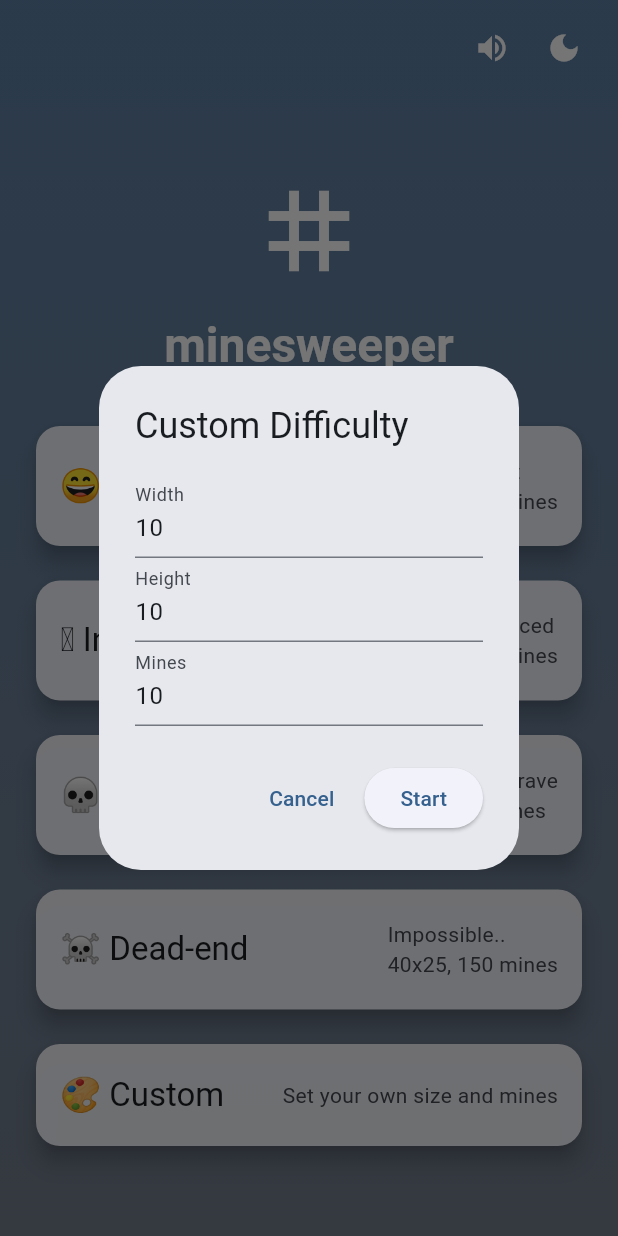
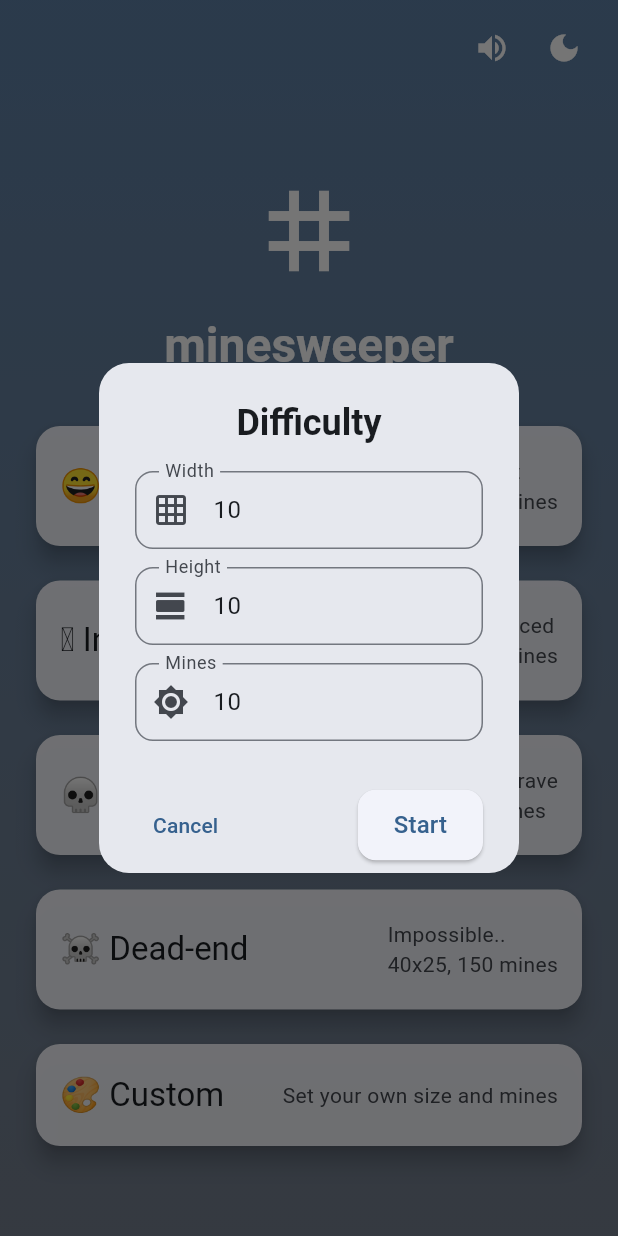
Before and after one commit to Wratheus/MineSweeper-Flutter, a Flutter app: the screen it shows after launch, after a tap on "🎨 Custom", on a phone screen of 412 x 824 dp. Run offline on Flutter 3.47's test engine with Material 3 defaults, Android fonts, the phone set to English and light mode, and no system bars; our stand-ins replace audioplayers, confetti, shared_preferences; missing offline and left inert: window_size.

Commit message:
add custom diff

```diff
--- a/lib/main.dart
+++ b/lib/main.dart
@@ -11,7 +11,17 @@ void main() async {
     setWindowTitle('minesweeper');
     setWindowMinSize(const Size(300, 400));
     setWindowMaxSize(Size.infinite);
+    final screen = await getCurrentScreen();
+    if (screen == null) return;
+
+    const windowWidth = 600.0;
+    const windowHeight = 800.0;
+
+    final left = (screen.frame.width - windowWidth) / 2;
+    final top = (screen.frame.height - windowHeight) / 2;
+
+    setWindowFrame(Rect.fromLTWH(left, top, windowWidth, windowHeight));
+
+    runApp(const AppMain());
   }
-
-  runApp(const AppMain());
 }
--- a/lib/src/core/utils/sounds.dart
+++ b/lib/src/core/utils/sounds.dart
@@ -2,7 +2,7 @@ import 'dart:math';
 
 import 'package:audioplayers/audioplayers.dart';
 
-class SoundManager {
+class SoundUtils {
   bool soundOn = true;
 
   void playEffect(String assetPath) {
--- a/lib/src/feature/app/provider/provider.dart
+++ b/lib/src/feature/app/provider/provider.dart
@@ -3,7 +3,7 @@ import 'package:minesweeper/src/core/utils/sounds.dart';
 import 'package:shared_preferences/shared_preferences.dart';
 
 class AppProvider extends ChangeNotifier {
-  final SoundManager soundManager = SoundManager();
+  final SoundUtils soundManager = SoundUtils();
 
   bool _isDark = false;
   bool _soundOn = true;
--- /dev/null
+++ b/lib/src/feature/menu/widgets/card.dart
@@ -0,0 +1,50 @@
+import 'package:flutter/cupertino.dart';
+import 'package:flutter/material.dart';
+import 'package:minesweeper/src/core/models/difficulty.dart';
+
+class DifficultyCard extends StatelessWidget {
+  const DifficultyCard({
+    required this.difficulty,
+    required this.title,
+    required this.subtitle,
+    required this.onTap,
+    super.key,
+  });
+
+  final Difficulty? difficulty;
+  final String title;
+  final String subtitle;
+  final VoidCallback onTap;
+
+  @override
+  Widget build(BuildContext context) {
+    final theme = Theme.of(context);
+    final colorScheme = theme.colorScheme;
+
+    return GestureDetector(
+      onTap: onTap,
+      child: Card(
+        color: colorScheme.surface.withValues(alpha: 0.95),
+        shape: RoundedRectangleBorder(borderRadius: BorderRadius.circular(16)),
+        elevation: 6,
+        child: Padding(
+          padding: const EdgeInsets.symmetric(vertical: 20, horizontal: 16),
+          child: Row(
+            mainAxisAlignment: MainAxisAlignment.spaceBetween,
+            children: [
+              Text(title, style: theme.textTheme.titleLarge),
+              Flexible(
+                child: Text(
+                  subtitle,
+                  style: theme.textTheme.bodyMedium?.copyWith(
+                    color: colorScheme.onSurfaceVariant,
+                  ),
+                ),
+              ),
+            ],
+          ),
+        ),
+      ),
+    );
+  }
+}
--- /dev/null
+++ b/lib/src/feature/menu/widgets/custom_dialog.dart
@@ -0,0 +1,157 @@
+import 'package:flutter/material.dart';
+import 'package:minesweeper/src/core/models/difficulty.dart';
+
+class CustomDifficultyDialog extends StatefulWidget {
+  const CustomDifficultyDialog({required this.onStart, super.key});
+
+  final void Function(Difficulty difficulty) onStart;
+
+  @override
+  State<CustomDifficultyDialog> createState() => _CustomDifficultyDialogState();
+}
+
+class _CustomDifficultyDialogState extends State<CustomDifficultyDialog> {
+  late TextEditingController widthController;
+  late TextEditingController heightController;
+  late TextEditingController minesController;
+
+  String? errorText;
+
+  @override
+  void initState() {
+    super.initState();
+    widthController = TextEditingController(text: '10');
+    heightController = TextEditingController(text: '10');
+    minesController = TextEditingController(text: '10');
+  }
+
+  @override
+  void dispose() {
+    widthController.dispose();
+    heightController.dispose();
+    minesController.dispose();
+    super.dispose();
+  }
+
+  void _tryStartGame() {
+    final width = int.tryParse(widthController.text);
+    final height = int.tryParse(heightController.text);
+    final mines = int.tryParse(minesController.text);
+
+    setState(() {
+      errorText = null;
+    });
+
+    if (width == null || width <= 0) {
+      setState(() {
+        errorText = 'Width must be a positive number';
+      });
+      return;
+    }
+    if (height == null || height <= 0) {
+      setState(() {
+        errorText = 'Height must be a positive number';
+      });
+      return;
+    }
+    if (mines == null || mines <= 0) {
+      setState(() {
+        errorText = 'Mines must be a positive number';
+      });
+      return;
+    }
+    if (mines >= width * height) {
+      setState(() {
+        errorText = 'Mines must be less than width × height';
+      });
+      return;
+    }
+
+    widget.onStart(Difficulty.custom(width, height, mines));
+    Navigator.pop(context);
+  }
+
+  @override
+  Widget build(BuildContext context) {
+    final theme = Theme.of(context);
+    return AlertDialog(
+      shape: RoundedRectangleBorder(borderRadius: BorderRadius.circular(20)),
+      title: Center(
+        child: Text(
+          'Difficulty',
+          style: theme.textTheme.headlineSmall?.copyWith(
+            fontWeight: FontWeight.bold,
+          ),
+        ),
+      ),
+      content: SingleChildScrollView(
+        child: Column(
+          mainAxisSize: MainAxisSize.min,
+          children: [
+            _buildNumberField(
+              controller: widthController,
+              label: 'Width',
+              icon: Icons.grid_on,
+            ),
+            const SizedBox(height: 12),
+            _buildNumberField(
+              controller: heightController,
+              label: 'Height',
+              icon: Icons.view_day,
+            ),
+            const SizedBox(height: 12),
+            _buildNumberField(
+              controller: minesController,
+              label: 'Mines',
+              icon: Icons.brightness_high,
+            ),
+            if (errorText != null) ...[
+              const SizedBox(height: 12),
+              Text(
+                errorText!,
+                style: TextStyle(
+                  color: theme.colorScheme.error,
+                  fontWeight: FontWeight.w600,
+                ),
+                textAlign: TextAlign.center,
+              ),
+            ],
+          ],
+        ),
+      ),
+      actionsPadding: const EdgeInsets.symmetric(horizontal: 24, vertical: 8),
+      actionsAlignment: MainAxisAlignment.spaceBetween,
+      actions: [
+        TextButton(
+          onPressed: () => Navigator.pop(context),
+          child: const Text('Cancel'),
+        ),
+        ElevatedButton(
+          onPressed: _tryStartGame,
+          style: ElevatedButton.styleFrom(
+            shape: RoundedRectangleBorder(
+              borderRadius: BorderRadius.circular(12),
+            ),
+            padding: const EdgeInsets.symmetric(horizontal: 24, vertical: 12),
+          ),
+          child: const Text('Start', style: TextStyle(fontSize: 16)),
+        ),
+      ],
+    );
+  }
+
+  Widget _buildNumberField({
+    required TextEditingController controller,
+    required String label,
+    required IconData icon,
+  }) => TextField(
+    controller: controller,
+    keyboardType: TextInputType.number,
+    decoration: InputDecoration(
+      labelText: label,
+      prefixIcon: Icon(icon),
+      border: OutlineInputBorder(borderRadius: BorderRadius.circular(12)),
+      contentPadding: const EdgeInsets.symmetric(vertical: 14, horizontal: 16),
+    ),
+  );
+}
--- a/lib/src/feature/menu/widgets/screen.dart
+++ b/lib/src/feature/menu/widgets/screen.dart
@@ -1,25 +1,23 @@
-import 'dart:math' as math;
-
 import 'package:flutter/material.dart';
 import 'package:minesweeper/src/core/models/difficulty.dart';
+import 'package:minesweeper/src/core/utils/window.dart';
 import 'package:minesweeper/src/feature/app/provider/provider.dart';
-import 'package:minesweeper/src/feature/game/provider/provider.dart';
-import 'package:minesweeper/src/feature/game/widgets/screen.dart';
+import 'package:minesweeper/src/feature/game/main.dart';
+import 'package:minesweeper/src/feature/menu/widgets/card.dart';
+import 'package:minesweeper/src/feature/menu/widgets/custom_dialog.dart';
 import 'package:provider/provider.dart';
-import 'package:window_size/window_size.dart';
 
 class MenuScreen extends StatelessWidget {
   const MenuScreen({super.key});
 
-  void _startGame(BuildContext context, Difficulty difficulty) {
-    _updateWindowSize(context, difficulty);
-    Navigator.push(
+  Future<void> _startGame(BuildContext context, Difficulty difficulty) async {
+    await WindowUtils.updateWindowSize(difficulty);
+    if (!context.mounted) return;
+    await Navigator.push(
       context,
       PageRouteBuilder<Object?>(
-        pageBuilder: (_, _, _) => ChangeNotifierProvider(
-          create: (_) => GameProvider()..newGame(difficulty),
-          child: const MinesweeperGameplayScreen(),
-        ),
+        pageBuilder: (_, _, _) =>
+            MineSweeperGamePlayMain(difficulty: difficulty),
         transitionsBuilder: (context, animation, secondaryAnimation, child) {
           final tween = Tween(
             begin: const Offset(0, 1),
@@ -34,44 +32,11 @@ class MenuScreen extends StatelessWidget {
     );
   }
 
-  Future<void> _updateWindowSize(
-    BuildContext context,
-    Difficulty difficulty,
-  ) async {
-    final Screen? screen = await getCurrentScreen();
-    if (screen == null) return;
-
-    const double verticalPadding = 155;
-    const double spacing = 1;
-
-    final double totalSpacingHeight = (difficulty.size.height - 1) * spacing;
-
-    final double maxHeight = screen.frame.height - verticalPadding;
-
-    // Размер клетки по высоте, учитываем spacing
-    final double maxCellHeight =
-        (maxHeight - totalSpacingHeight) / difficulty.size.height;
-
-    // Аналогично для ширины
-    final double maxWidth = screen.frame.width - 155;
-    final double totalSpacingWidth = (difficulty.size.width - 1) * spacing;
-    final double maxCellWidth =
-        (maxWidth - totalSpacingWidth) / difficulty.size.width;
-
-    final double cellSize = math.min(maxCellWidth, maxCellHeight).clamp(20, 45);
-
-    final double width = difficulty.size.width * cellSize + totalSpacingWidth;
-    final double height =
-        difficulty.size.height * cellSize +
-        totalSpacingHeight +
-        verticalPadding;
-
-    setWindowFrame(
-      Rect.fromLTWH(
-        (screen.frame.width - width) / 2,
-        (screen.frame.height - height) / 2,
-        width,
-        height,
+  void _showCustomDifficultyDialog(BuildContext context) {
+    showDialog<Object?>(
+      context: context,
+      builder: (_) => CustomDifficultyDialog(
+        onStart: (difficulty) => _startGame(context, difficulty),
       ),
     );
   }
@@ -109,7 +74,6 @@ class MenuScreen extends StatelessWidget {
                   ),
                   textAlign: TextAlign.center,
                 ),
-
                 const SizedBox(height: 30),
                 SafeArea(
                   top: false,
@@ -119,37 +83,45 @@ class MenuScreen extends StatelessWidget {
                     child: Column(
                       mainAxisSize: MainAxisSize.min,
                       mainAxisAlignment: MainAxisAlignment.center,
-                      spacing: 15,
                       children: [
-                        _buildDifficultyCard(
-                          context,
-                          Difficulty.beginner,
-                          '😄 Beginner',
-                          'Easy start\n${Difficulty.beginner.size}, ${Difficulty.beginner.mines} mines',
+                        DifficultyCard(
+                          difficulty: Difficulty.beginner,
+                          title: '😄 Beginner',
+                          subtitle:
+                              'Easy start\n${Difficulty.beginner.size}, ${Difficulty.beginner.mines} mines',
+                          onTap: () => _startGame(context, Difficulty.beginner),
                         ),
-                        _buildDifficultyCard(
-                          context,
-                          Difficulty.intermediate,
-                          '🥸 Intermediate',
-                          'For experienced\n${Difficulty.intermediate.size}, ${Difficulty.intermediate.mines} mines',
+                        const SizedBox(height: 15),
+                        DifficultyCard(
+                          difficulty: Difficulty.intermediate,
+                          title: '🥸 Intermediate',
+                          subtitle:
+                              'For experienced\n${Difficulty.intermediate.size}, ${Difficulty.intermediate.mines} mines',
+                          onTap: () =>
+                              _startGame(context, Difficulty.intermediate),
                         ),
-                        _buildDifficultyCard(
-                          context,
-                          Difficulty.expert,
-                          '💀 Expert',
-                          'Only for the brave\n${Difficulty.expert.size}, ${Difficulty.expert.mines} mines',
+                        const SizedBox(height: 15),
+                        DifficultyCard(
+                          difficulty: Difficulty.expert,
+                          title: '💀 Expert',
+                          subtitle:
+                              'Only for the brave\n${Difficulty.expert.size}, ${Difficulty.expert.mines} mines',
+                          onTap: () => _startGame(context, Difficulty.expert),
                         ),
-                        _buildDifficultyCard(
-                          context,
-                          Difficulty.deadEnd,
-                          '☠️ Dead-end',
-                          'Impossible..\n${Difficulty.deadEnd.size}, ${Difficulty.deadEnd.mines} mines',
+                        const SizedBox(height: 15),
+                        DifficultyCard(
+                          difficulty: Difficulty.deadEnd,
+                          title: '☠️ Dead-end',
+                          subtitle:
+                              'Impossible..\n${Difficulty.deadEnd.size}, ${Difficulty.deadEnd.mines} mines',
+                          onTap: () => _startGame(context, Difficulty.deadEnd),
                         ),
-                        _buildDifficultyCard(
-                          context,
-                          null,
-                          '🎨 Custom',
-                          'Set your own size and mines',
+                        const SizedBox(height: 15),
+                        DifficultyCard(
+                          difficulty: null,
+                          title: '🎨 Custom',
+                          subtitle: 'Set your own size and mines',
+                          onTap: () => _showCustomDifficultyDialog(context),
                         ),
                       ],
                     ),
@@ -193,100 +165,4 @@ class MenuScreen extends StatelessWidget {
       ),
     );
   }
-
-  Widget _buildDifficultyCard(
-    BuildContext context,
-    Difficulty? difficulty,
-    String title,
-    String subtitle,
-  ) {
-    final theme = Theme.of(context);
-    final colorScheme = theme.colorScheme;
-
-    return GestureDetector(
-      onTap: () => difficulty != null
-          ? _startGame(context, difficulty)
-          : _showCustomDifficultyDialog(context),
-      child: Card(
-        color: colorScheme.surface.withValues(alpha: 0.95),
-        shape: RoundedRectangleBorder(borderRadius: BorderRadius.circular(16)),
-        elevation: 6,
-        child: Padding(
-          padding: const EdgeInsets.symmetric(vertical: 20, horizontal: 16),
-          child: Row(
-            mainAxisAlignment: MainAxisAlignment.spaceBetween,
-            spacing: 20,
-            children: [
-              Text(title, style: theme.textTheme.titleLarge),
-              Flexible(
-                child: Text(
-                  subtitle,
-                  style: theme.textTheme.bodyMedium?.copyWith(
-                    color: colorScheme.onSurfaceVariant,
-                  ),
-                ),
-              ),
-            ],
-          ),
-        ),
-      ),
-    );
-  }
-
-  void _showCustomDifficultyDialog(BuildContext context) {
-    final widthController = TextEditingController(text: '10');
-    final heightController = TextEditingController(text: '10');
-    final minesController = TextEditingController(text: '10');
-
-    showDialog<Object?>(
-      context: context,
-      builder: (_) => AlertDialog(
-        title: const Text('Custom Difficulty'),
-        content: Column(
-          mainAxisSize: MainAxisSize.min,
-          children: [
-            TextField(
-              controller: widthController,
-              decoration: const InputDecoration(labelText: 'Width'),
-              keyboardType: TextInputType.number,
-            ),
-            TextField(
-              controller: heightController,
-              decoration: const InputDecoration(labelText: 'Height'),
-              keyboardType: TextInputType.number,
-            ),
-            TextField(
-              controller: minesController,
-              decoration: const InputDecoration(labelText: 'Mines'),
-              keyboardType: TextInputType.number,
-            ),
-          ],
-        ),
-        actions: [
-          TextButton(
-            onPressed: () => Navigator.pop(context),
-            child: const Text('Cancel'),
-          ),
-          ElevatedButton(
-            onPressed: () {
-              final width = int.tryParse(widthController.text) ?? 9;
-              final height = int.tryParse(heightController.text) ?? 9;
-              final mines = int.tryParse(minesController.text) ?? 10;
-
-              if (width > 0 &&
-                  height > 0 &&
-                  mines > 0 &&
-                  mines < width * height) {
-                Navigator.pop(context);
-                _startGame(context, Difficulty.custom(width, height, mines));
-              } else {
-                // Можно добавить вывод ошибки валидации
-              }
-            },
-            child: const Text('Start'),
-          ),
-        ],
-      ),
-    );
-  }
 }
```
Also changed, not shown: lib/src/core/utils/window.dart (added, +41 -0 lines), lib/src/feature/game/main.dart (+5 -2 lines).
